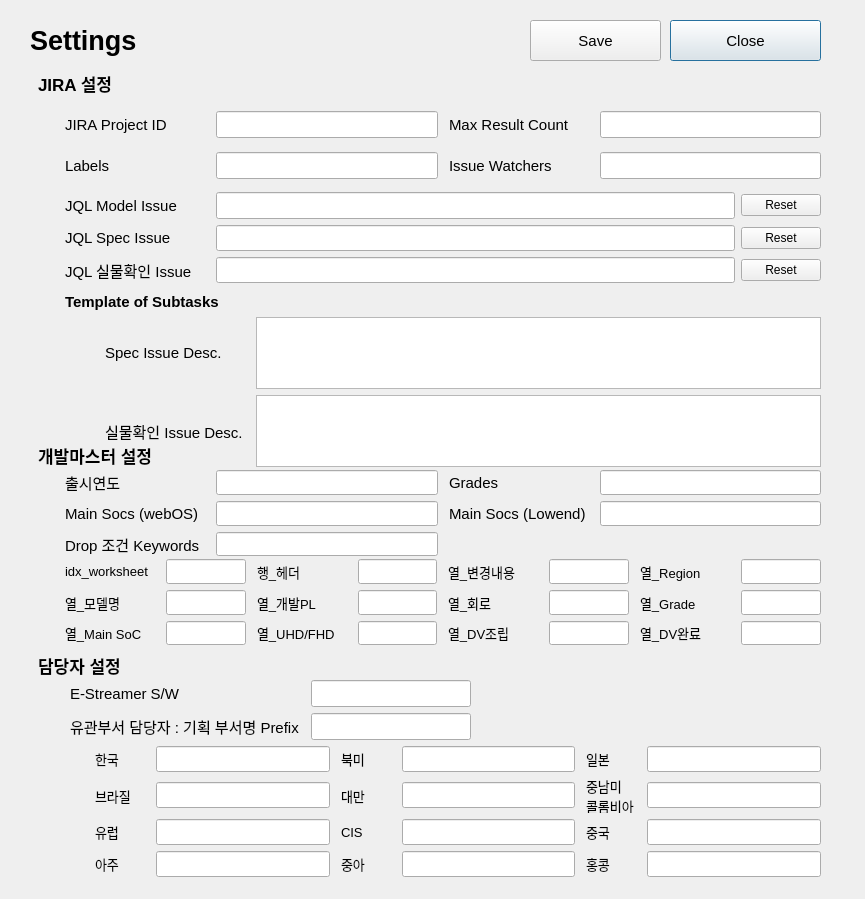
First picture: the form in UI_part/JIRA_E-Streamer/Settings.ui, repository tvglobalapp/python_tool, before the edit.
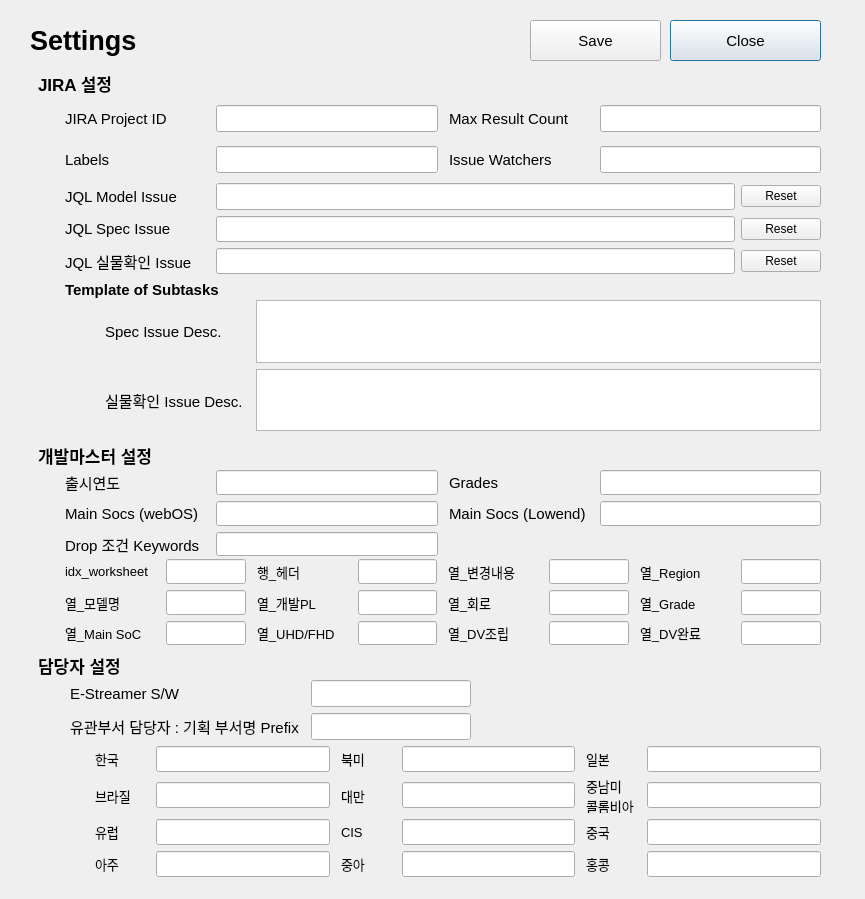
Second picture: the form after the edit.

Commit message: improve settings gui and apply grade to parse dev_master xls

What changed in the file:
```diff
--- a/UI_part/JIRA_E-Streamer/Settings.ui
+++ b/UI_part/JIRA_E-Streamer/Settings.ui
@@ -660,7 +660,7 @@
    <property name="geometry">
     <rect>
      <x>60</x>
-     <y>103</y>
+     <y>97</y>
      <width>761</width>
      <height>85</height>
     </rect>
@@ -1089,7 +1089,7 @@
    <property name="geometry">
     <rect>
      <x>60</x>
-     <y>287</y>
+     <y>275</y>
      <width>191</width>
      <height>30</height>
     </rect>
@@ -1119,9 +1119,9 @@
    <property name="geometry">
     <rect>
      <x>100</x>
-     <y>317</y>
+     <y>300</y>
      <width>721</width>
-     <height>150</height>
+     <height>131</height>
     </rect>
    </property>
    <layout class="QGridLayout" name="gridLayout_3">
@@ -1287,7 +1287,7 @@
    <property name="geometry">
     <rect>
      <x>60</x>
-     <y>192</y>
+     <y>183</y>
      <width>761</width>
      <height>91</height>
     </rect>
```
The commit also changes 1 other file.
